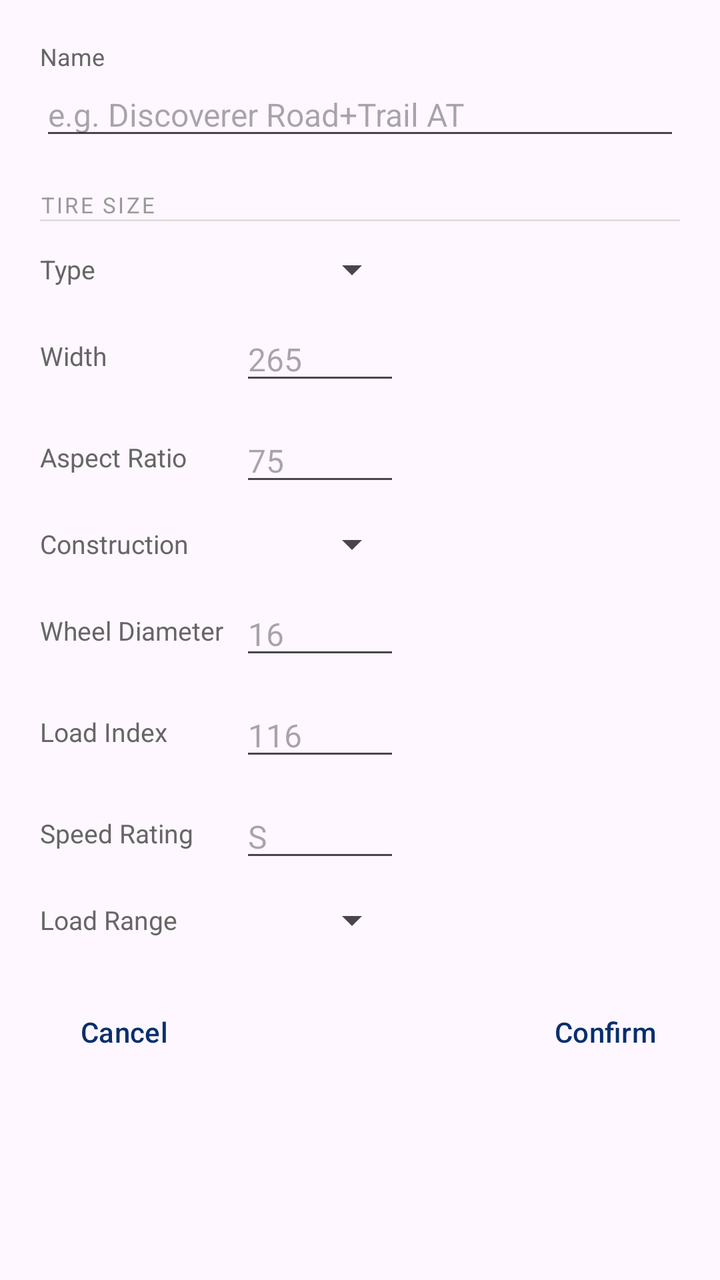
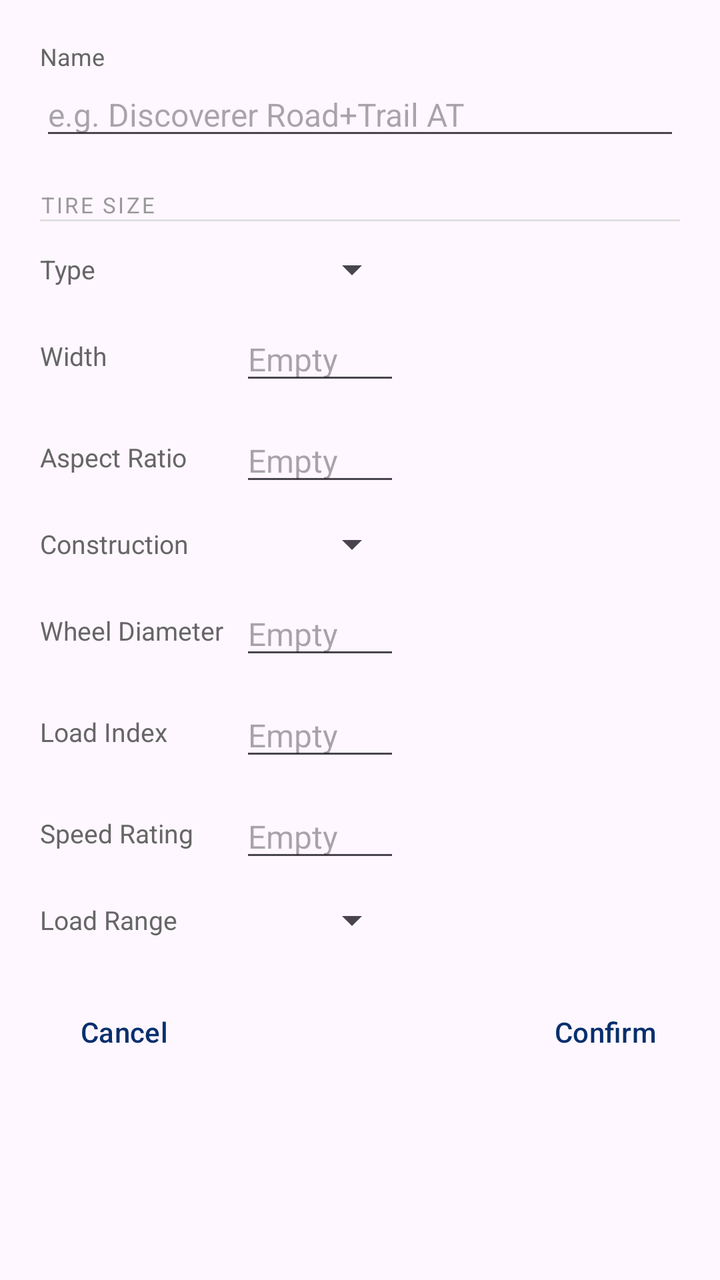

The first picture is an Android layout as it rendered before a commit; the second is the same layout after the commit. The layout source and the unified diff follow.
<!-- AndroidManifest.xml: application theme Theme.BarcodeScannerApp -->
<!-- res/layout/dialog_manual_entry.xml -->
<?xml version="1.0" encoding="utf-8"?>
<ScrollView xmlns:android="http://schemas.android.com/apk/res/android"
    android:layout_width="match_parent"
    android:layout_height="wrap_content">

    <LinearLayout
        android:layout_width="match_parent"
        android:layout_height="wrap_content"
        android:orientation="vertical"
        android:padding="20dp">

        <TextView
            android:layout_width="wrap_content"
            android:layout_height="wrap_content"
            android:text="Name"
            android:textSize="12sp"
            android:textColor="#666666" />

        <EditText
            android:id="@+id/brandInput"
            android:layout_width="match_parent"
            android:layout_height="wrap_content"
            android:hint="e.g. Discoverer Road+Trail AT"
            android:inputType="text"
            android:textSize="16sp" />

        <TextView
            android:layout_width="wrap_content"
            android:layout_height="wrap_content"
            android:layout_marginTop="20dp"
            android:text="TIRE SIZE"
            android:textSize="11sp"
            android:textColor="#999999"
            android:letterSpacing="0.1" />

        <View
            android:layout_width="match_parent"
            android:layout_height="1dp"
            android:layout_marginBottom="12dp"
            android:background="#E0E0E0" />

        <LinearLayout
            android:layout_width="match_parent"
            android:layout_height="wrap_content"
            android:orientation="horizontal"
            android:gravity="center_vertical"
            android:layout_marginBottom="12dp">

            <TextView
                android:layout_width="100dp"
                android:layout_height="wrap_content"
                android:text="Type"
                android:textSize="13sp"
                android:textColor="#666666" />

            <Spinner
                android:id="@+id/tirePrefixSpinner"
                android:layout_width="wrap_content"
                android:layout_height="wrap_content"
                android:minWidth="80dp" />

        </LinearLayout>

        <LinearLayout
            android:layout_width="match_parent"
            android:layout_height="wrap_content"
            android:orientation="horizontal"
            android:gravity="center_vertical"
            android:layout_marginBottom="12dp">

            <TextView
                android:layout_width="100dp"
                android:layout_height="wrap_content"
                android:text="Width"
                android:textSize="13sp"
                android:textColor="#666666" />

            <EditText
                android:id="@+id/tireWidthInput"
                android:layout_width="80dp"
                android:layout_height="wrap_content"
                android:hint="265"
                android:inputType="number"
                android:maxLength="3"
                android:textSize="16sp" />

        </LinearLayout>

        <LinearLayout
            android:layout_width="match_parent"
            android:layout_height="wrap_content"
            android:orientation="horizontal"
            android:gravity="center_vertical"
            android:layout_marginBottom="12dp">

            <TextView
                android:layout_width="100dp"
                android:layout_height="wrap_content"
                android:text="Aspect Ratio"
                android:textSize="13sp"
                android:textColor="#666666" />

            <EditText
                android:id="@+id/tireRatioInput"
                android:layout_width="80dp"
                android:layout_height="wrap_content"
                android:hint="75"
                android:inputType="number"
                android:maxLength="2"
                android:textSize="16sp" />

        </LinearLayout>

        <LinearLayout
            android:layout_width="match_parent"
            android:layout_height="wrap_content"
            android:orientation="horizontal"
            android:gravity="center_vertical"
            android:layout_marginBottom="12dp">

            <TextView
                android:layout_width="100dp"
                android:layout_height="wrap_content"
                android:text="Construction"
                android:textSize="13sp"
                android:textColor="#666666" />

            <Spinner
                android:id="@+id/tireConstructionSpinner"
                android:layout_width="wrap_content"
                android:layout_height="wrap_content"
                android:minWidth="80dp" />

        </LinearLayout>

        <LinearLayout
            android:layout_width="match_parent"
            android:layout_height="wrap_content"
            android:orientation="horizontal"
            android:gravity="center_vertical"
            android:layout_marginBottom="12dp">

            <TextView
                android:layout_width="100dp"
                android:layout_height="wrap_content"
                android:text="Wheel Diameter"
                android:textSize="13sp"
                android:textColor="#666666" />

            <EditText
                android:id="@+id/tireDiameterInput"
                android:layout_width="80dp"
                android:layout_height="wrap_content"
                android:hint="16"
                android:inputType="number"
                android:maxLength="2"
                android:textSize="16sp" />

        </LinearLayout>

        <LinearLayout
            android:layout_width="match_parent"
            android:layout_height="wrap_content"
            android:orientation="horizontal"
            android:gravity="center_vertical"
            android:layout_marginBottom="12dp">

            <TextView
                android:layout_width="100dp"
                android:layout_height="wrap_content"
                android:text="Load Index"
                android:textSize="13sp"
                android:textColor="#666666" />

            <EditText
                android:id="@+id/tireLoadIndexInput"
                android:layout_width="80dp"
                android:layout_height="wrap_content"
                android:hint="116"
                android:inputType="number"
                android:maxLength="3"
                android:textSize="16sp" />

        </LinearLayout>

        <LinearLayout
            android:layout_width="match_parent"
            android:layout_height="wrap_content"
            android:orientation="horizontal"
            android:gravity="center_vertical"
            android:layout_marginBottom="12dp">

            <TextView
                android:layout_width="100dp"
                android:layout_height="wrap_content"
                android:text="Speed Rating"
                android:textSize="13sp"
                android:textColor="#666666" />

            <EditText
                android:id="@+id/tireSpeedRatingInput"
                android:layout_width="80dp"
                android:layout_height="wrap_content"
                android:hint="S"
                android:inputType="textCapCharacters"
                android:maxLength="1"
                android:textSize="16sp" />

        </LinearLayout>

        <LinearLayout
            android:layout_width="match_parent"
            android:layout_height="wrap_content"
            android:orientation="horizontal"
            android:gravity="center_vertical"
            android:layout_marginBottom="12dp">

            <TextView
                android:layout_width="100dp"
                android:layout_height="wrap_content"
                android:text="Load Range"
                android:textSize="13sp"
                android:textColor="#666666" />

            <Spinner
                android:id="@+id/plyRatingSpinner"
                android:layout_width="wrap_content"
                android:layout_height="wrap_content"
                android:minWidth="80dp" />

        </LinearLayout>

        <LinearLayout
            android:layout_width="match_parent"
            android:layout_height="wrap_content"
            android:layout_marginTop="8dp"
            android:orientation="horizontal"
            android:gravity="end">

            <Button
                android:id="@+id/cancelButton"
                style="?android:attr/buttonBarButtonStyle"
                android:layout_width="wrap_content"
                android:layout_height="wrap_content"
                android:text="Cancel" />

            <View
                android:layout_width="0dp"
                android:layout_height="1dp"
                android:layout_weight="1" />

            <Button
                android:id="@+id/confirmButton"
                android:layout_width="wrap_content"
                android:layout_height="wrap_content"
                android:text="Confirm"
                android:layout_marginStart="8dp"
                style="?android:attr/buttonBarButtonStyle" />

        </LinearLayout>

    </LinearLayout>

</ScrollView>
<!-- resources referenced by this layout -->
<resources>
  <style name="Theme.BarcodeScannerApp" parent="Base.Theme.BarcodeScannerApp" />
  <style name="Base.Theme.BarcodeScannerApp" parent="Theme.Material3.DayNight.NoActionBar">
          <item name="android:statusBarColor">#C11236</item>
          <item name="colorPrimary">@color/blue</item>
          <item name="colorSurface">@color/white</item>
          <item name="colorOnSurface">@color/black</item>
      </style>
  <color name="blue">#082F6D</color>
  <color name="white">#FFFFFFFF</color>
  <color name="black">#FF000000</color>
</resources>

<!-- the commit's change to res/layout/dialog_manual_entry.xml (unified diff, before → after) -->
@@ -79,7 +79,7 @@
                 android:id="@+id/tireWidthInput"
                 android:layout_width="80dp"
                 android:layout_height="wrap_content"
-                android:hint="265"
+                android:hint="Empty"
                 android:inputType="number"
                 android:maxLength="3"
                 android:textSize="16sp" />
@@ -104,7 +104,7 @@
                 android:id="@+id/tireRatioInput"
                 android:layout_width="80dp"
                 android:layout_height="wrap_content"
-                android:hint="75"
+                android:hint="Empty"
                 android:inputType="number"
                 android:maxLength="2"
                 android:textSize="16sp" />
@@ -151,7 +151,7 @@
                 android:id="@+id/tireDiameterInput"
                 android:layout_width="80dp"
                 android:layout_height="wrap_content"
-                android:hint="16"
+                android:hint="Empty"
                 android:inputType="number"
                 android:maxLength="2"
                 android:textSize="16sp" />
@@ -176,7 +176,7 @@
                 android:id="@+id/tireLoadIndexInput"
                 android:layout_width="80dp"
                 android:layout_height="wrap_content"
-                android:hint="116"
+                android:hint="Empty"
                 android:inputType="number"
                 android:maxLength="3"
                 android:textSize="16sp" />
@@ -201,7 +201,7 @@
                 android:id="@+id/tireSpeedRatingInput"
                 android:layout_width="80dp"
                 android:layout_height="wrap_content"
-                android:hint="S"
+                android:hint="Empty"
                 android:inputType="textCapCharacters"
                 android:maxLength="1"
                 android:textSize="16sp" />
